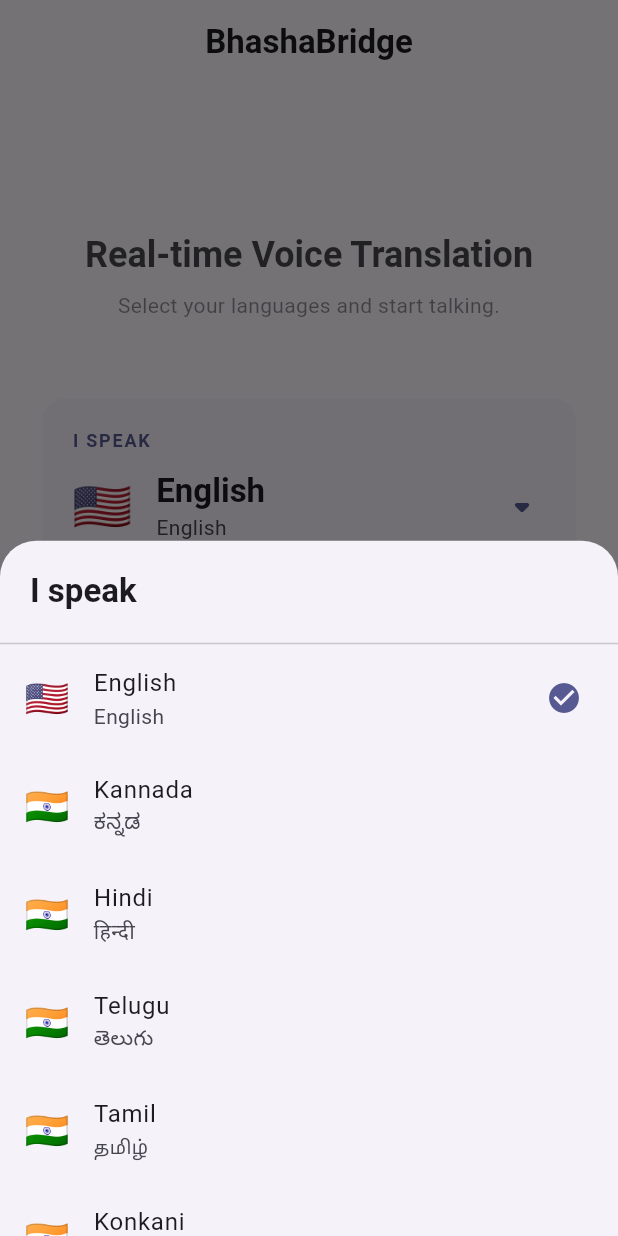
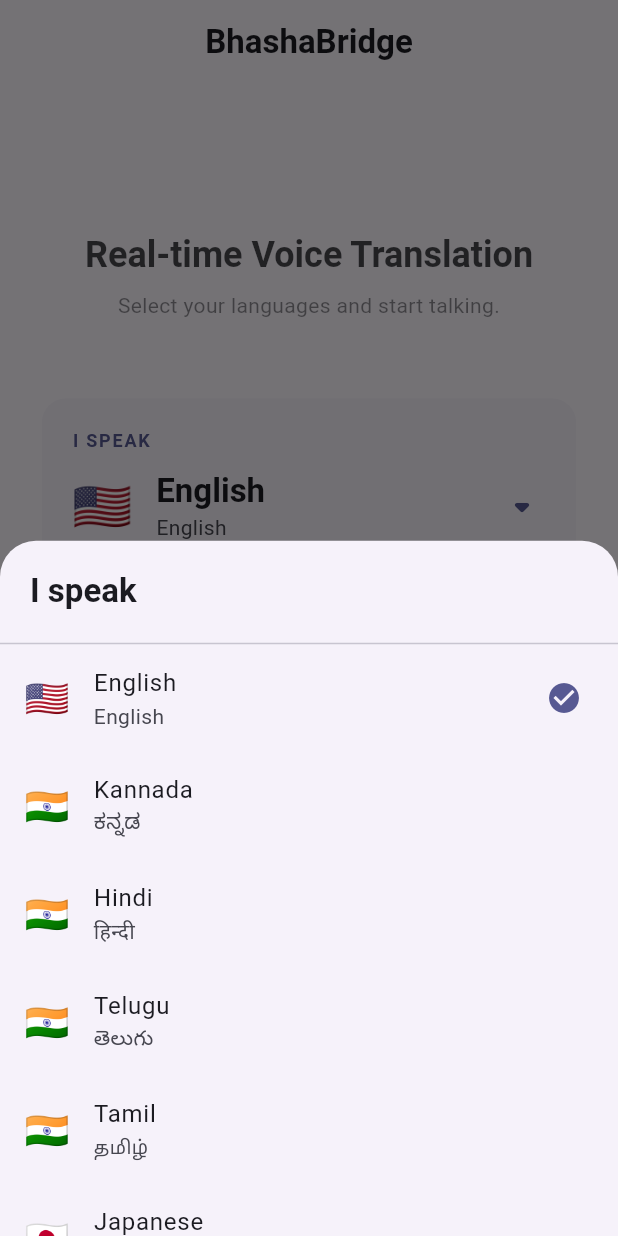
Before and after one commit to nagasumukh01/lang_translate_app, a Flutter app: the screen it shows after launch, after a tap on "I SPEAK", on a phone screen of 412 x 824 dp. Run offline on Flutter 3.47's test engine with Material 3 defaults, Android fonts, the phone set to English and light mode, and no system bars; our stand-ins replace flutter_riverpod, go_router, hive, hive_flutter, just_audio, permission_handler; missing offline and left inert: record; accounts and stored records are empty.

Commit message:
feat: replace Tulu and Konkani with fully-supported Japanese

```diff
--- a/lib/core/constants/languages.dart
+++ b/lib/core/constants/languages.dart
@@ -72,15 +72,9 @@
     flag: '🇮🇳',
   ),
   AppLanguage(
-    code: 'kok',
-    name: 'Konkani',
-    nativeName: 'ಕೊಂಕಣಿ',
-    flag: '🇮🇳',
-  ),
-  AppLanguage(
-    code: 'tcy',
-    name: 'Tulu',
-    nativeName: 'ತುಳು',
-    flag: '🇮🇳',
+    code: 'ja',
+    name: 'Japanese',
+    nativeName: '日本語',
+    flag: '🇯🇵',
   ),
 ];
```
Also changed, not shown: 3 other files.
